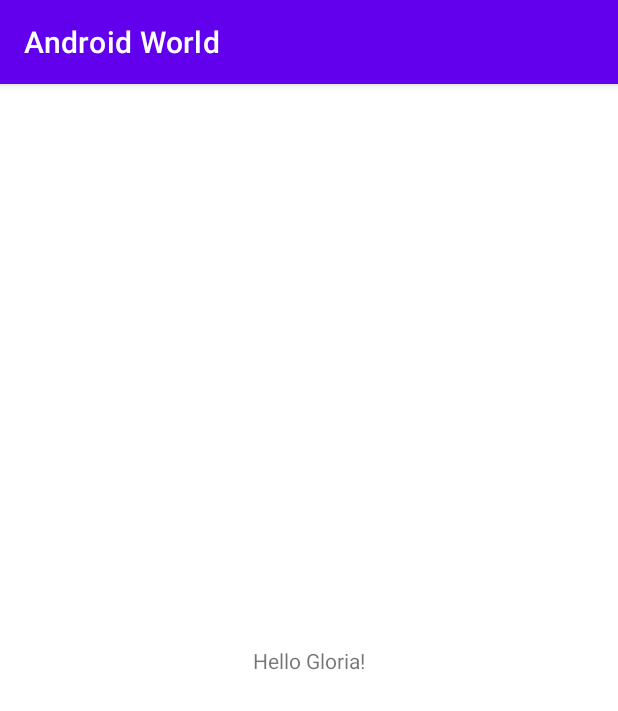
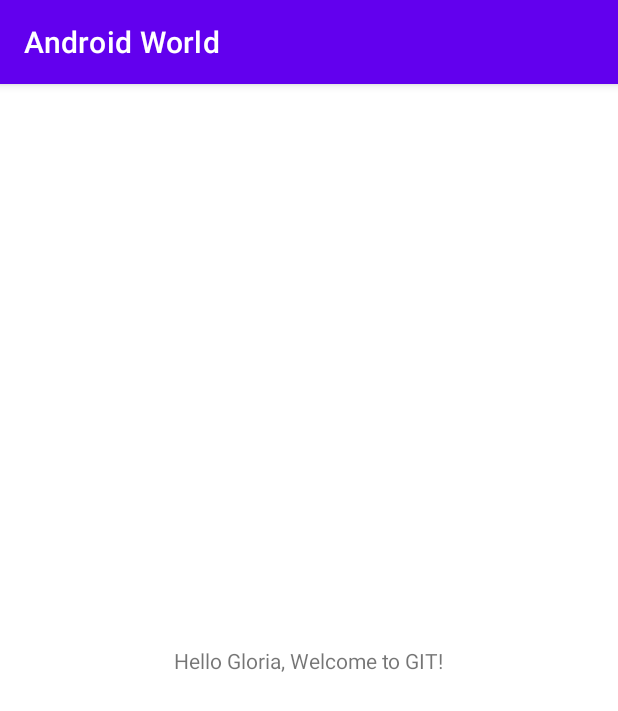
Before and after one commit to G-babee/first-git-reprository, an Android app: the screen it shows after launch (MainActivity), on a phone screen of 412 x 824 dp. Shown: the top 711 px of the screen. Run offline under Robolectric (Android 15) with nearby library versions, the phone set to English and light mode, and no system bars.

Commit message:
finished project

```diff
--- a/app/src/main/java/com/example/androidworld/MainActivity.kt
+++ b/app/src/main/java/com/example/androidworld/MainActivity.kt
@@ -1,3 +1,4 @@
+//This is my first reprository using GIT
 //This is the package name of my Kotlin file
 package com.example.androidworld
 
--- a/app/src/main/res/layout/activity_main.xml
+++ b/app/src/main/res/layout/activity_main.xml
@@ -12,10 +12,11 @@
     <!--This is TextView layout, with the text "Hello Gloria" as its description.
     It can be changed as needed. The other layouts allows users to design features
     using tools in the Layout editor as needed-->
+    <!--Comment on GIT repository-->
     <TextView
         android:layout_width="wrap_content"
         android:layout_height="wrap_content"
-        android:text="Hello Gloria!"
+        android:text="Hello Gloria, Welcome to GIT!"
         app:layout_constraintBottom_toBottomOf="parent"
         app:layout_constraintEnd_toEndOf="parent"
         app:layout_constraintStart_toStartOf="parent"
```
